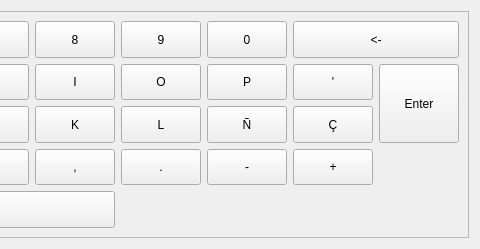
Qt form Koo/ui/keyboard.ui (xrg/openerp-client-kde) before a commit; both pictures show x 674 to 1154 and y 0 to 249 of the 1154 by 249 pixel window.
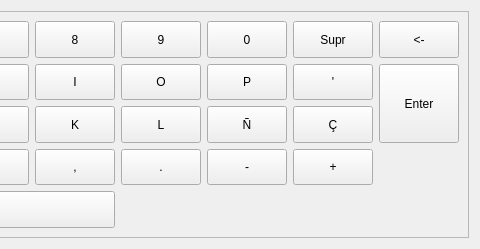
The same form after that commit.

Commit message: IMP] In keyboard.ui, add delete key and fix period one.

Diff of the .ui file:
```diff
--- a/Koo/ui/keyboard.ui
+++ b/Koo/ui/keyboard.ui
@@ -580,10 +580,10 @@
         </property>
        </widget>
       </item>
-      <item row="0" column="11" colspan="3" >
-       <widget class="QPushButton" name="Key_Backspace" >
-        <property name="sizePolicy" >
-         <sizepolicy vsizetype="Expanding" hsizetype="Expanding" >
+      <item row="0" column="12" colspan="2">
+       <widget class="QPushButton" name="Key_Backspace">
+        <property name="sizePolicy">
+         <sizepolicy hsizetype="Expanding" vsizetype="Expanding">
           <horstretch>0</horstretch>
           <verstretch>0</verstretch>
          </sizepolicy>
@@ -671,6 +671,19 @@
         </property>
        </widget>
       </item>
+      <item row="0" column="11">
+       <widget class="QPushButton" name="Key_Delete">
+        <property name="sizePolicy">
+         <sizepolicy hsizetype="Expanding" vsizetype="Expanding">
+          <horstretch>0</horstretch>
+          <verstretch>0</verstretch>
+         </sizepolicy>
+        </property>
+        <property name="text">
+         <string>Supr</string>
+        </property>
+       </widget>
+      </item>
      </layout>
     </widget>
    </item>
```
Left out of the diff: 511 changed lines with no effect on the pictures.
